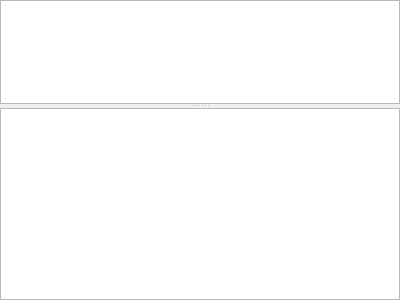
First picture: the form in omodscan/controls/outputwidget.ui, repository sanny32/OpenModScan, before the edit.
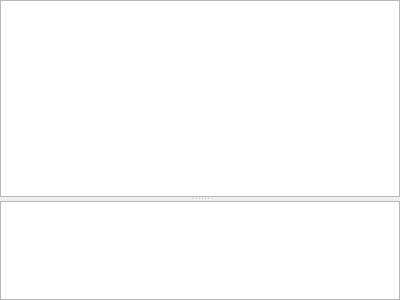
Second picture: the form after the edit.

```diff
--- a/omodscan/controls/outputwidget.ui
+++ b/omodscan/controls/outputwidget.ui
@@ -132,7 +132,7 @@
           <property name="sizePolicy">
            <sizepolicy hsizetype="Expanding" vsizetype="Expanding">
             <horstretch>0</horstretch>
-            <verstretch>1</verstretch>
+            <verstretch>2</verstretch>
            </sizepolicy>
           </property>
           <property name="autoScroll">
@@ -155,9 +155,18 @@
           </property>
          </widget>
          <widget class="QListWidget" name="listWidget">
+          <property name="sizePolicy">
+           <sizepolicy hsizetype="Expanding" vsizetype="Expanding">
+            <horstretch>0</horstretch>
+            <verstretch>1</verstretch>
+           </sizepolicy>
+          </property>
           <property name="editTriggers">
            <set>QAbstractItemView::NoEditTriggers</set>
           </property>
+          <property name="wordWrap">
+           <bool>true</bool>
+          </property>
          </widget>
         </widget>
        </item>
```
